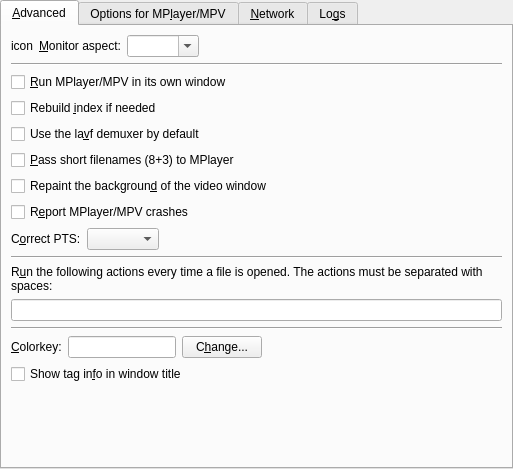
Above: src/prefadvanced.ui from smplayer-dev/smplayer before the change. Below: the same form after it.
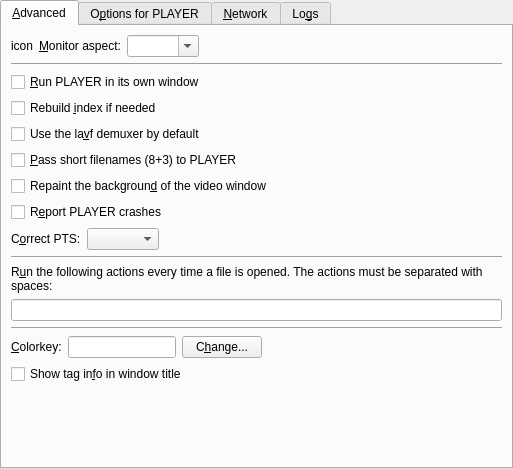
That is the form after the change. Custom widgets are drawn as their Qt base class.

Commit message: Fix the shortfilenames texts

The edit to the form file:
```diff
--- a/src/prefadvanced.ui
+++ b/src/prefadvanced.ui
@@ -102,7 +102,7 @@
        <item>
         <widget class="QCheckBox" name="mplayer_use_window_check">
          <property name="text">
-          <string notr="true">&amp;Run MPlayer/MPV in its own window</string>
+          <string notr="true">&amp;Run PLAYER in its own window</string>
          </property>
         </widget>
        </item>
@@ -123,7 +123,7 @@
        <item>
         <widget class="QCheckBox" name="shortnames_check">
          <property name="text">
-          <string>&amp;Pass short filenames (8+3) to MPlayer</string>
+          <string notr="true">&amp;Pass short filenames (8+3) to PLAYER</string>
          </property>
         </widget>
        </item>
@@ -137,7 +137,7 @@
        <item>
         <widget class="QCheckBox" name="mplayer_crashes_check">
          <property name="text">
-          <string notr="true">R&amp;eport MPlayer/MPV crashes</string>
+          <string notr="true">R&amp;eport PLAYER crashes</string>
          </property>
         </widget>
        </item>
@@ -296,7 +296,7 @@
      </widget>
      <widget class="QWidget" name="tab2">
       <attribute name="title">
-       <string notr="true">Options for MP&amp;layer/MPV</string>
+       <string notr="true">O&amp;ptions for PLAYER</string>
       </attribute>
       <layout class="QVBoxLayout">
        <property name="spacing">
```
Left out of the diff: 8 changed lines with no effect on the pictures. The commit also changes 1 other file.
